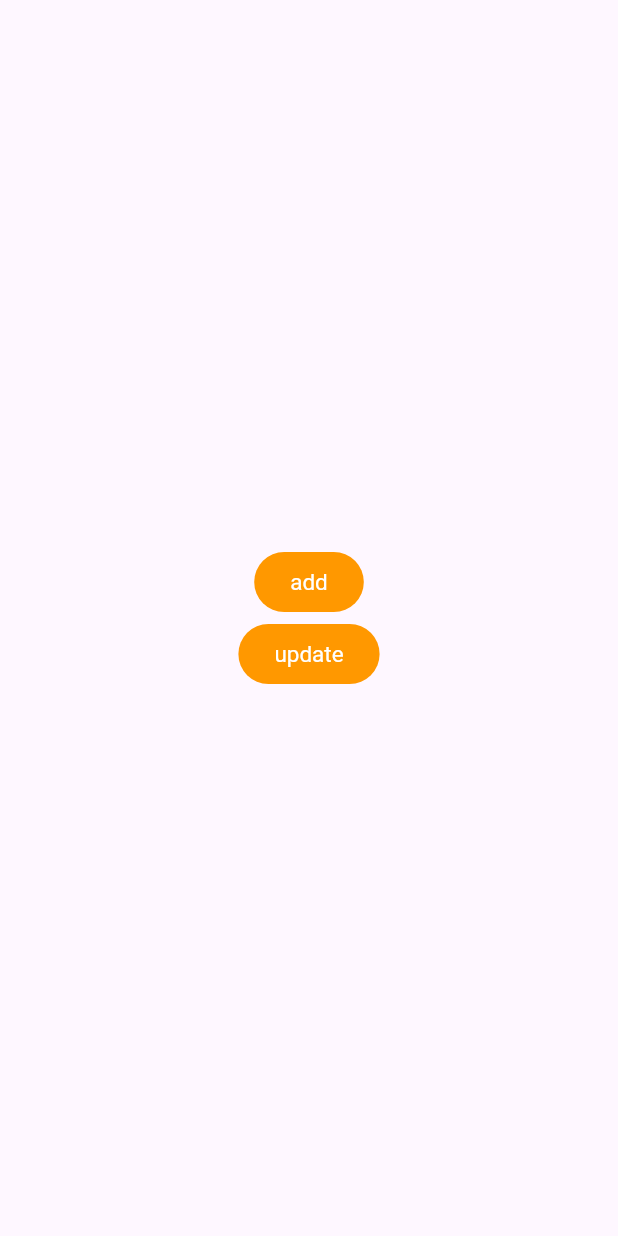
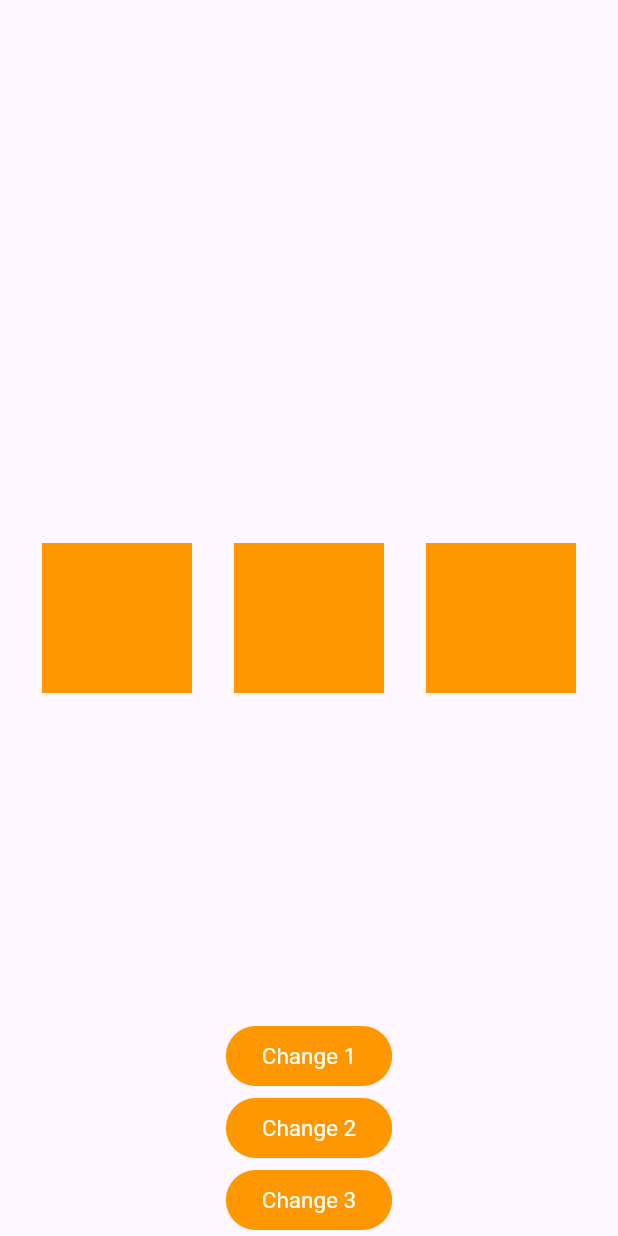
Before and after one commit to cecyours/student_flutter_practice, a Flutter app: the screen it shows after launch, on a phone screen of 412 x 824 dp. Run offline on Flutter 3.47's test engine with Material 3 defaults, Android fonts, the phone set to English and light mode, and no system bars; our stand-ins replace cloud_firestore, dio, firebase_core, firebase_database, flutter_redux, hive_flutter and 4 more; missing offline and left inert: dart:ffi; accounts and stored records are empty.

Commit message:
first commit

```diff
--- /dev/null
+++ b/lib/animation/animated_padding.dart
@@ -0,0 +1,172 @@
+import 'dart:math';
+
+import 'package:flutter/cupertino.dart';
+import 'package:flutter/material.dart';
+
+class AnimatedPaddingAndAnimatedPositioned extends StatefulWidget {
+  const AnimatedPaddingAndAnimatedPositioned({super.key});
+
+  @override
+  State<AnimatedPaddingAndAnimatedPositioned> createState() =>
+      _AnimatedPaddingState();
+}
+
+class _AnimatedPaddingState
+    extends State<AnimatedPaddingAndAnimatedPositioned> {
+  double paddingtop1 = 0;
+  double paddingtop2 = 0;
+  double paddingtop3 = 0;
+  int randomSq = 0;
+
+  @override
+  void initState() {
+    // TODO: implement initState
+    super.initState();
+  }
+
+  @override
+  Widget build(BuildContext context) {
+    return Scaffold(
+        body: Center(
+      child: Stack(
+        alignment: Alignment.center,
+        children: [
+          Row(
+            mainAxisAlignment: MainAxisAlignment.spaceEvenly,
+            children: [
+              AnimatedPadding(
+                  padding: EdgeInsets.only(bottom: paddingtop1),
+                  duration: Duration(seconds: 1),
+                  child: Container(
+                    height: 100,
+                    width: 100,
+                    color: Colors.orange,
+                  )),
+              AnimatedPadding(
+                  padding: EdgeInsets.only(bottom: paddingtop2),
+                  duration: Duration(seconds: 1),
+                  child: Container(
+                    height: 100,
+                    width: 100,
+                    color: Colors.orange,
+                  )),
+              AnimatedPadding(
+                  padding: EdgeInsets.only(bottom: paddingtop3),
+                  duration: Duration(seconds: 1),
+                  child: Container(
+                    height: 100,
+                    width: 100,
+                    color: Colors.orange,
+                  )),
+            ],
+          ),
+          // Container(
+          //   height: 300,
+          //   width: 300,
+          //   color: Colors.yellow,
+          // ),
+
+          Column(
+            children: [
+              Align(
+                alignment: Alignment.bottomCenter,
+                child: Padding(
+                  padding: const EdgeInsets.only(top: 680),
+                  child: FilledButton(
+                      onPressed: () {
+                        if (paddingtop1 == 950) {
+                          paddingtop1 = 0;
+                        } else {
+                          paddingtop1 = 950;
+                        }
+                        setState(() {});
+                      },
+                      child: const Text('Change 1')),
+                ),
+              ),
+
+              // Sec button
+
+              Align(
+                alignment: Alignment.bottomCenter,
+                child: Padding(
+                  padding: const EdgeInsets.only(),
+                  child: FilledButton(
+                      onPressed: () {
+                        if (paddingtop2 == 950) {
+                          paddingtop2 = 0;
+                        } else {
+                          paddingtop2 = 950;
+                        }
+                        setState(() {});
+                      },
+                      child: const Text('Change 2')),
+                ),
+              ),
+
+              // third button
+
+              Align(
+                alignment: Alignment.bottomCenter,
+                child: Padding(
+                  padding: const EdgeInsets.only(),
+                  child: FilledButton(
+                      onPressed: () {
+                        if (paddingtop3 == 950) {
+                          paddingtop3 = 0;
+                        } else {
+                          paddingtop3 = 950;
+                        }
+                        setState(() {});
+                      },
+                      child: const Text('Change 3')),
+                ),
+              ),
+
+              // fourth button for multiple
+
+              Align(
+                alignment: Alignment.bottomCenter,
+                child: Padding(
+                  padding: const EdgeInsets.only(),
+                  child: FilledButton(
+                      onPressed: () {
+                        randomSq = Random().nextInt(10);
+
+                        // All will trigger
+                        // randomSq = 0;
+
+                        print('Random value is: $randomSq');
+                        if (randomSq % 2 == 0) {
+                          if (paddingtop1 == 950) {
+                            paddingtop1 = 0;
+                          } else {
+                            paddingtop1 = 950;
+                          }
+                        }
+                        if (randomSq % 3 == 0) {
+                          if (paddingtop2 == 950) {
+                            paddingtop2 = 0;
+                          } else {
+                            paddingtop2 = 950;
+                          }
+                        }
+                        if (randomSq % 4 == 0) {
+                          if (paddingtop3 == 950) {
+                            paddingtop3 = 0;
+                          } else {
+                            paddingtop3 = 950;
+                          }
+                        }
+                        setState(() {});
+                      },
+                      child: const Text('Change 4')),
+                ),
+              ),
+            ],
+          )
+        ],
+      ),
+    ));
+  }
+}
--- a/lib/main.dart
+++ b/lib/main.dart
@@ -11,6 +11,8 @@ import 'package:maulesh_flutter_practice/topics/provider/provider.dart';
 import 'package:maulesh_flutter_practice/topics/theme_pratice/professional_theme.dart';
 import 'package:provider/provider.dart';
 
+import 'animation/animated_container.dart';
+import 'animation/animated_padding.dart';
 import 'firebase_options.dart';
 
 void main() async {
@@ -47,7 +49,7 @@ class MyApp extends StatelessWidget {
         theme: theme,
         darkTheme: darkTheme,
         themeMode: ThemeMode.system,
-        home: FirebaseRealtimeDbUi(),
+        home: AnimatedPaddingAndAnimatedPositioned(),
       ),
     );
   }
```
Also changed, not shown: lib/animation/animated_container.dart (added, +63 -0 lines).
